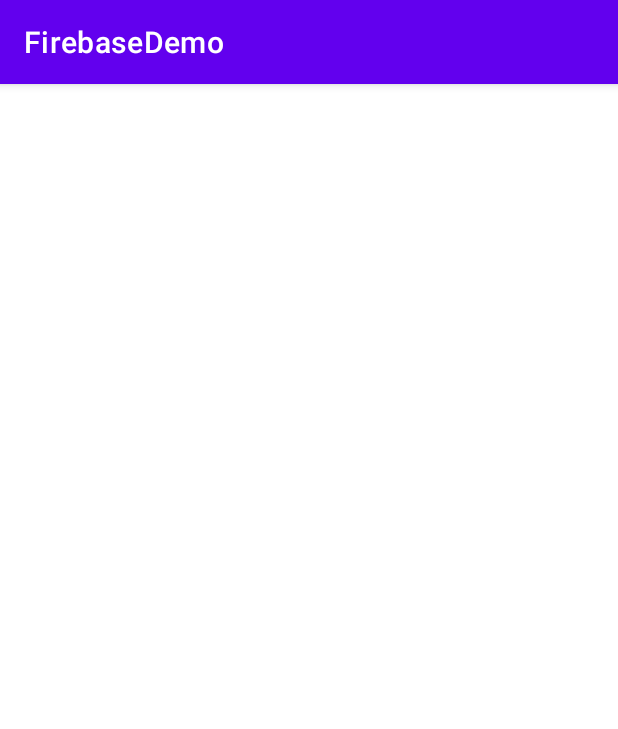
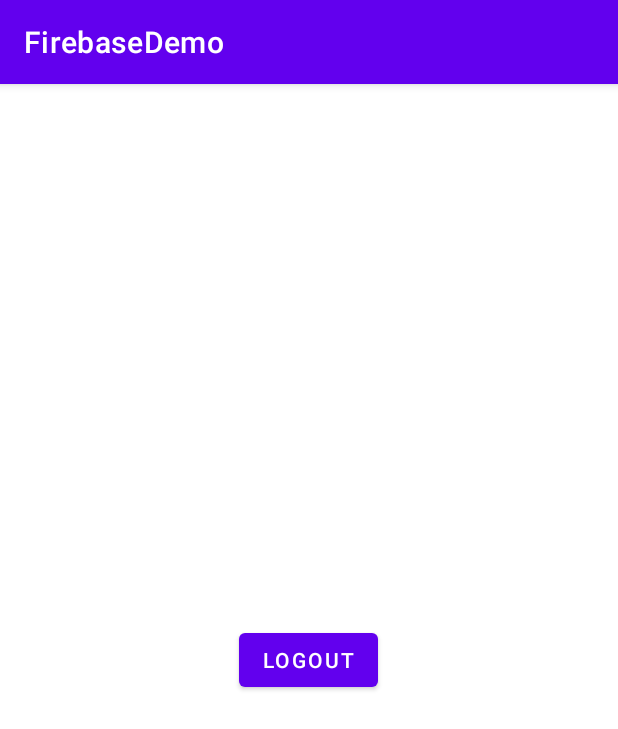
Before and after one commit to aashish22bansal/Android-Projects, an Android app: the MainActivity screen opened directly, with no data from a screen before it, on a phone screen of 412 x 824 dp. Shown: the top 729 px of the screen. Run offline under Robolectric (Android 15) with nearby library versions, the phone set to English and light mode, and no system bars; our stand-ins replace Firebase (no records; nobody signed in at launch, a user with empty details on screens opened directly).

Commit message:
Logout Completed

```diff
--- a/FirebaseDemo/app/src/main/java/com/example/android/firebasedemo/LoginActivity.java
+++ b/FirebaseDemo/app/src/main/java/com/example/android/firebasedemo/LoginActivity.java
@@ -64,6 +64,8 @@ public class LoginActivity extends AppCompatActivity {
          * Step 27: User the Firebase "auth" variable to sign-in to the application
          * Step 28: Add a success Listener which will veify whether we have logged-in or not.
          * Step 29: Go to MainActivity by starting the intent for the MainActivity
+         *
+         * Step 30: Making the Logout Button.
          */
         auth.signInWithEmailAndPassword(txt_email, txt_password).addOnSuccessListener(new OnSuccessListener<AuthResult>() {
             @Override
--- a/FirebaseDemo/app/src/main/java/com/example/android/firebasedemo/MainActivity.java
+++ b/FirebaseDemo/app/src/main/java/com/example/android/firebasedemo/MainActivity.java
@@ -2,13 +2,47 @@ package com.example.android.firebasedemo;
 
 import androidx.appcompat.app.AppCompatActivity;
 
+import android.content.Intent;
 import android.os.Bundle;
+import android.view.View;
+import android.widget.Button;
+import android.widget.Toast;
+
+import com.google.firebase.auth.FirebaseAuth;
 
 public class MainActivity extends AppCompatActivity {
+
+    /**
+     * Step 30: Create the Logout Button.
+     * Step 31: Creating Data Members.
+     * Step 32: Creating an instance of Data Members by linking it to the XML File.
+     * @param savedInstanceState
+     */
+    private Button logout;
 
     @Override
     protected void onCreate(Bundle savedInstanceState) {
         super.onCreate(savedInstanceState);
         setContentView(R.layout.activity_main);
+
+        /**
+         * Step 32: Creating an instance of Data Members by linking it to the XML File.
+         * Step 33: Add OnClickListener() to it.
+         */
+        logout = findViewById(R.id.logout);
+
+        /**
+         * Step 33: Creating OnClickListener() for the Button.
+         * Step 34: Logging out with the help of Firebase.
+         * Step 35: Return to Start Activity.
+         */
+        logout.setOnClickListener(new View.OnClickListener() {
+            @Override
+            public void onClick(View v) {
+                FirebaseAuth.getInstance().signOut(); // step 34
+                Toast.makeText(MainActivity.this, "Logout Successful!", Toast.LENGTH_SHORT).show();
+                startActivity(new Intent(MainActivity.this, StartActivity.class)); // step 35
+            }
+        });
     }
 }
--- a/FirebaseDemo/app/src/main/res/layout/activity_main.xml
+++ b/FirebaseDemo/app/src/main/res/layout/activity_main.xml
@@ -1,9 +1,16 @@
 <?xml version="1.0" encoding="utf-8"?>
-<androidx.constraintlayout.widget.ConstraintLayout xmlns:android="http://schemas.android.com/apk/res/android"
+<RelativeLayout xmlns:android="http://schemas.android.com/apk/res/android"
     xmlns:app="http://schemas.android.com/apk/res-auto"
     xmlns:tools="http://schemas.android.com/tools"
     android:layout_width="match_parent"
     android:layout_height="match_parent"
     tools:context=".MainActivity">
 
-</androidx.constraintlayout.widget.ConstraintLayout>
+    <Button
+        android:layout_width="wrap_content"
+        android:layout_height="wrap_content"
+        android:id="@+id/logout"
+        android:text="Logout"
+        android:layout_centerInParent="true"/>
+
+</RelativeLayout>
```
